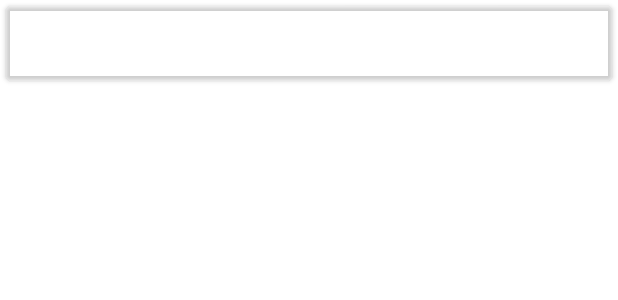
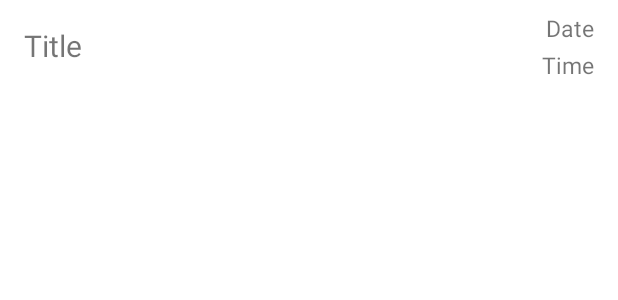
Before and after one commit to RafhaanShah/Simple-Notes, an Android app: the layout list_item.xml on its own in the app's theme, with its tools: preview values and no code run, on a phone screen of 412 x 824 dp. Shown: the top 300 px of the screen. Run offline under Robolectric (Android 15) with nearby library versions, the phone set to English and light mode, and no system bars.

Commit message:
Change note list design

```diff
--- a/app/src/main/res/layout/activity_notes_list.xml
+++ b/app/src/main/res/layout/activity_notes_list.xml
@@ -27,7 +27,7 @@
         android:layout_height="match_parent"
         android:background="@android:color/transparent"
         android:layoutAnimation="@anim/layout_animation_fall_down"
-        android:padding="0dp"
+        android:paddingTop="2dp"
         android:scrollbars="vertical"
         app:layout_constraintBottom_toBottomOf="parent"
         app:layout_constraintLeft_toLeftOf="parent"
--- a/app/src/main/res/layout/list_item.xml
+++ b/app/src/main/res/layout/list_item.xml
@@ -1,45 +1,59 @@
 <?xml version="1.0" encoding="utf-8"?>
-
-<android.support.v7.widget.CardView xmlns:android="http://schemas.android.com/apk/res/android"
-    xmlns:card_view="http://schemas.android.com/apk/res-auto"
-    android:id="@+id/card_view"
+<android.support.constraint.ConstraintLayout xmlns:android="http://schemas.android.com/apk/res/android"
+    xmlns:app="http://schemas.android.com/apk/res-auto"
+    android:id="@+id/layout_constraint"
     android:layout_width="match_parent"
     android:layout_height="wrap_content"
-    android:layout_margin="4dp"
     android:clickable="true"
     android:focusable="true"
-    android:foreground="?android:attr/selectableItemBackground"
-    card_view:cardBackgroundColor="@android:color/transparent"
-    card_view:cardCornerRadius="4dp"
-    card_view:cardElevation="2dp">
-
-    <LinearLayout
-        android:layout_width="match_parent"
-        android:layout_height="wrap_content"
-        android:minHeight="50dp"
-        android:weightSum="10">
+    android:minHeight="60dp"
+    android:paddingBottom="4dp"
+    android:paddingTop="4dp">
 
     <TextView
         android:id="@+id/tv_title"
         android:layout_width="0dp"
-            android:layout_height="wrap_content"
-            android:layout_gravity="center_vertical"
-            android:layout_weight="7"
+        android:layout_height="match_parent"
         android:paddingEnd="2dp"
-            android:paddingStart="8dp"
-            android:textSize="20sp" />
+        android:paddingStart="16dp"
+        android:text="Title"
+        android:textSize="20sp"
+        app:layout_constraintBottom_toBottomOf="parent"
+        app:layout_constraintRight_toLeftOf="@id/tv_date"
+        app:layout_constraintTop_toTopOf="parent"
+        app:layout_constraintWidth_default="percent"
+        app:layout_constraintWidth_percent="0.7" />
 
     <TextView
         android:id="@+id/tv_date"
         android:layout_width="0dp"
-            android:layout_height="wrap_content"
-            android:layout_gravity="center_vertical"
-            android:layout_weight="3"
-            android:gravity="end"
-            android:paddingEnd="8dp"
+        android:layout_height="match_parent"
+        android:paddingBottom="2dp"
+        android:paddingEnd="16dp"
         android:paddingStart="2dp"
-            android:textSize="15sp" />
+        android:paddingTop="2dp"
+        android:text="Date"
+        android:textAlignment="viewEnd"
+        android:textSize="15sp"
+        app:layout_constraintBottom_toTopOf="@id/tv_time"
+        app:layout_constraintLeft_toRightOf="@id/tv_title"
+        app:layout_constraintTop_toTopOf="parent"
+        app:layout_constraintWidth_default="percent"
+        app:layout_constraintWidth_percent="0.3" />
 
-    </LinearLayout>
+    <TextView
+        android:id="@+id/tv_time"
+        android:layout_width="0dp"
+        android:layout_height="match_parent"
+        android:paddingEnd="16dp"
+        android:paddingStart="2dp"
+        android:text="Time"
+        android:textAlignment="viewEnd"
+        android:textSize="15sp"
+        app:layout_constraintBottom_toBottomOf="parent"
+        app:layout_constraintLeft_toRightOf="@id/tv_title"
+        app:layout_constraintTop_toBottomOf="@id/tv_date"
+        app:layout_constraintWidth_default="percent"
+        app:layout_constraintWidth_percent="0.3" />
 
-</android.support.v7.widget.CardView>
+</android.support.constraint.ConstraintLayout>
```
Also changed, not shown: app/src/main/java/com/rafapps/simplenotes/NotesListActivity.java (+12 -2 lines), app/src/main/java/com/rafapps/simplenotes/NotesListAdapter.java (+10 -3 lines), app/src/main/res/drawable/divider.xml (added, +8 -0 lines), app/src/main/res/drawable/divider_settings.xml (added, +8 -0 lines), app/src/main/res/layout/activity_settings.xml (+30 -10 lines). Lines whose indentation alone changed are shown as unchanged.
